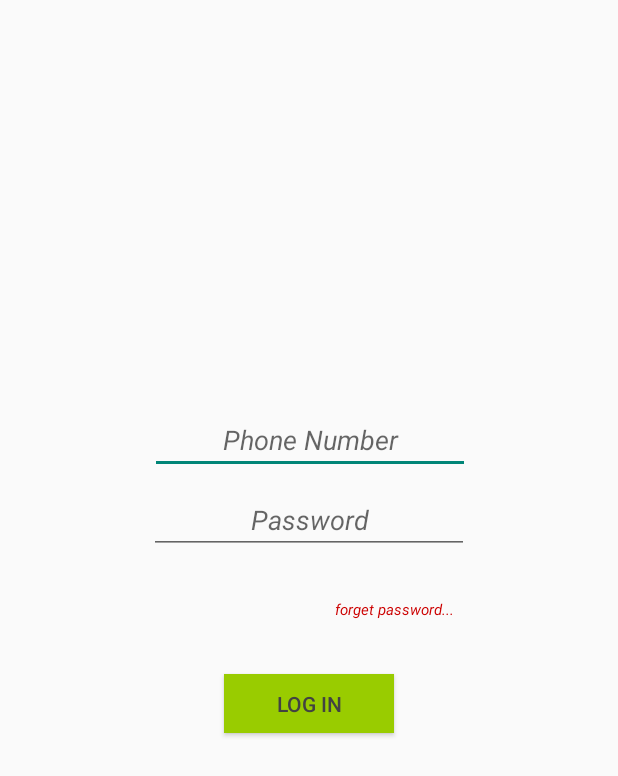
After one commit to zjnsill/Primary, an Android app: the fragment viewPagerLogin shown on its own in the app's theme, on a phone screen of 412 x 824 dp. The commit adds this screen. Shown: the top 776 px of the screen. Run offline under Robolectric (Android 15) with nearby library versions, the phone set to English and light mode, and no system bars; 2 statements that could not run were skipped.

Commit message:
part of login ui

```diff
--- a/app/src/main/AndroidManifest.xml
+++ b/app/src/main/AndroidManifest.xml
@@ -29,7 +29,8 @@
         <activity android:name=".StarredList" />
         <activity android:name=".edit_account_info" />
         <activity android:name=".tabbed_login_register" />
-        <activity android:name=".SortAlloys"></activity>
+        <activity android:name=".SortAlloys" />
+        <activity android:name=".LoginRegisterEnterinfo"></activity>
     </application>
 
 </manifest>
--- a/app/src/main/java/com/psi/shen/primary/Advanced_UI_tool.java
+++ b/app/src/main/java/com/psi/shen/primary/Advanced_UI_tool.java
@@ -11,7 +11,7 @@ import android.renderscript.ScriptIntrinsicBlur;
 import android.util.DisplayMetrics;
 import android.view.View;
 import android.view.WindowManager;
-
+//this class is build for guassian blur, however, if this blurring effect is not satisfying, delete this file to keep organized;
 public class Advanced_UI_tool {
     public Advanced_UI_tool(){}
 
--- /dev/null
+++ b/app/src/main/java/com/psi/shen/primary/viewPagerLogin.java
@@ -0,0 +1,93 @@
+package com.psi.shen.primary;
+
+import android.app.Activity;
+
+import android.content.Context;
+import android.graphics.Color;
+import android.os.Bundle;
+import android.support.annotation.Nullable;
+import android.support.v4.app.Fragment;
+import android.text.Editable;
+import android.text.TextWatcher;
+import android.view.LayoutInflater;
+import android.view.View;
+import android.view.ViewGroup;
+import android.widget.Button;
+import android.widget.EditText;
+import android.widget.TextView;
+import android.widget.Toast;
+
+public class viewPagerLogin extends Fragment {
+    //private Bundle arg;
+    private EditText phoneNumET,passcodeET;
+    private TextView forgetPassTV;
+    private Button loginBtn;
+    private login loginhelper;
+
+    public interface login{
+        //TODO implete the forget pass function;
+        void submitLogin(@LoginRegisterEnterinfo.NEXT_STEP int currentFragment, String phoneNum, String passCode);
+    }
+
+    @Override
+    public void onCreate(@Nullable Bundle savedinstanceState){
+        super.onCreate(savedinstanceState);
+        //arg = getArguments();
+    }
+
+    @Override
+    public View onCreateView(LayoutInflater inflater, @Nullable ViewGroup container,@Nullable Bundle savedInstaceState){
+        View view = inflater.inflate(R.layout.viewpager_login,null);
+        phoneNumET =  view.findViewById(R.id.phoneNum);
+        passcodeET = view.findViewById(R.id.passcode);
+        forgetPassTV = view.findViewById(R.id.forgetPass);
+        loginBtn = view.findViewById(R.id.logIn_btn);
+        loginBtn.setClickable(false);
+        loginBtn.setBackgroundColor(getResources().getColor(R.color.smssdk_lv_tv_color));
+        return view;
+
+    }
+    @Override
+    public void onActivityCreated(Bundle savedInstancState){
+        super.onActivityCreated(savedInstancState);
+        final Activity activity = getActivity();
+        passcodeET.addTextChangedListener(new TextWatcher() {
+            @Override
+            public void beforeTextChanged(CharSequence s, int start, int count, int after) {
+
+            }
+
+            @Override
+            public void onTextChanged(CharSequence s, int start, int before, int count) {
+                if(!s.toString().isEmpty()&!phoneNumET.getText().toString().isEmpty()){
+                    loginBtn.setClickable(true);
+                    loginBtn.setBackgroundColor(0xff99cc00);
+                }
+            }
+
+            @Override
+            public void afterTextChanged(Editable s){
+            }
+        });
+        loginBtn.setOnClickListener(new View.OnClickListener() {
+            @Override
+            public void onClick(View v) {
+                if(phoneNumET.getText().toString().isEmpty()){ Toast.makeText(activity,"Please enter phone number!",Toast.LENGTH_SHORT).show(); }
+                else if(passcodeET.getText().toString().isEmpty()){Toast.makeText(activity,"Please enter passcode",Toast.LENGTH_SHORT).show();}
+                else{ loginhelper.submitLogin(LoginRegisterEnterinfo.NEXT_LOGIN,phoneNumET.getText().toString(),passcodeET.getText().toString());}
+            }
+        });
+    }
+    @Override
+    public void onAttach(Context context){
+        super.onAttach(context);
+        loginhelper=(login)context;
+    }
+
+    public static Fragment newInstance(){
+        //如果需要什么参数可以在这个里面使用setArgument传入数据，来源为newInstance的参数；
+        viewPagerLogin fragment = new viewPagerLogin();
+        return fragment;
+    }
+
+}
--- /dev/null
+++ b/app/src/main/res/layout/viewpager_login.xml
@@ -0,0 +1,75 @@
+<?xml version="1.0" encoding="utf-8"?>
+<android.support.constraint.ConstraintLayout
+    xmlns:android="http://schemas.android.com/apk/res/android"
+    xmlns:app="http://schemas.android.com/apk/res-auto"
+    xmlns:tools="http://schemas.android.com/tools"
+    android:layout_width="match_parent"
+    android:layout_height="match_parent">
+
+    <EditText
+        android:id="@+id/phoneNum"
+        android:layout_width="wrap_content"
+        android:layout_height="wrap_content"
+        android:layout_marginStart="8dp"
+        android:layout_marginTop="8dp"
+        android:layout_marginEnd="8dp"
+        android:layout_marginBottom="8dp"
+        android:ems="10"
+        android:hint="Phone Number"
+        android:inputType="phone"
+        android:textAlignment="center"
+        android:textStyle="italic"
+        app:layout_constraintBottom_toBottomOf="parent"
+        app:layout_constraintEnd_toEndOf="parent"
+        app:layout_constraintHorizontal_bias="0.502"
+        app:layout_constraintStart_toStartOf="parent"
+        app:layout_constraintTop_toTopOf="parent"
+        app:layout_constraintVertical_bias="0.344" />
+
+    <EditText
+        android:id="@+id/passcode"
+        android:layout_width="wrap_content"
+        android:layout_height="wrap_content"
+        android:layout_marginStart="8dp"
+        android:layout_marginTop="8dp"
+        android:layout_marginEnd="8dp"
+        android:ems="10"
+        android:hint="Password"
+        android:inputType="textPersonName"
+        android:textAlignment="center"
+        android:textStyle="italic"
+        app:layout_constraintEnd_toEndOf="parent"
+        app:layout_constraintStart_toStartOf="parent"
+        app:layout_constraintTop_toBottomOf="@+id/phoneNum" />
+
+    <TextView
+        android:id="@+id/forgetPass"
+        android:layout_width="wrap_content"
+        android:layout_height="wrap_content"
+        android:layout_marginStart="8dp"
+        android:layout_marginTop="30dp"
+        android:layout_marginEnd="8dp"
+        android:text="forget password..."
+        android:textColor="@android:color/holo_red_dark"
+        android:textSize="10sp"
+        android:textStyle="italic"
+        app:layout_constraintEnd_toEndOf="parent"
+        app:layout_constraintHorizontal_bias="0.679"
+        app:layout_constraintStart_toStartOf="parent"
+        app:layout_constraintTop_toBottomOf="@+id/passcode" />
+
+    <Button
+        android:id="@+id/logIn_btn"
+        android:layout_width="113dp"
+        android:layout_height="39dp"
+        android:layout_marginStart="8dp"
+        android:layout_marginTop="80dp"
+        android:layout_marginEnd="8dp"
+        android:background="@android:color/holo_green_light"
+        android:text="LOG IN"
+        android:textColor="@color/cardview_dark_background"
+        app:layout_constraintEnd_toEndOf="parent"
+        app:layout_constraintStart_toStartOf="parent"
+        app:layout_constraintTop_toBottomOf="@+id/passcode" />
+
+</android.support.constraint.ConstraintLayout>
```
Also changed, not shown: app/src/main/java/com/psi/shen/primary/LogUtilViewPagerAdapter.java (added, +40 -0 lines), app/src/main/java/com/psi/shen/primary/LoginRegisterEnterinfo.java (added, +105 -0 lines), app/src/main/java/com/psi/shen/primary/bottomSheet.java (+17 -0 lines), app/src/main/java/com/psi/shen/primary/viewPagerVerifyPhone.java (added, +110 -0 lines), app/src/main/res/layout/activity_bottom_sheet.xml (+9 -0 lines), app/src/main/res/layout/activity_login_register_enterinfo.xml (added, +33 -0 lines), app/src/main/res/layout/viewpager_resetpass.xml (added, +64 -0 lines), app/src/main/res/layout/viewpager_set_pass.xml (added, +55 -0 lines), app/src/main/res/layout/viewpager_verify_phone.xml (added, +72 -0 lines).
